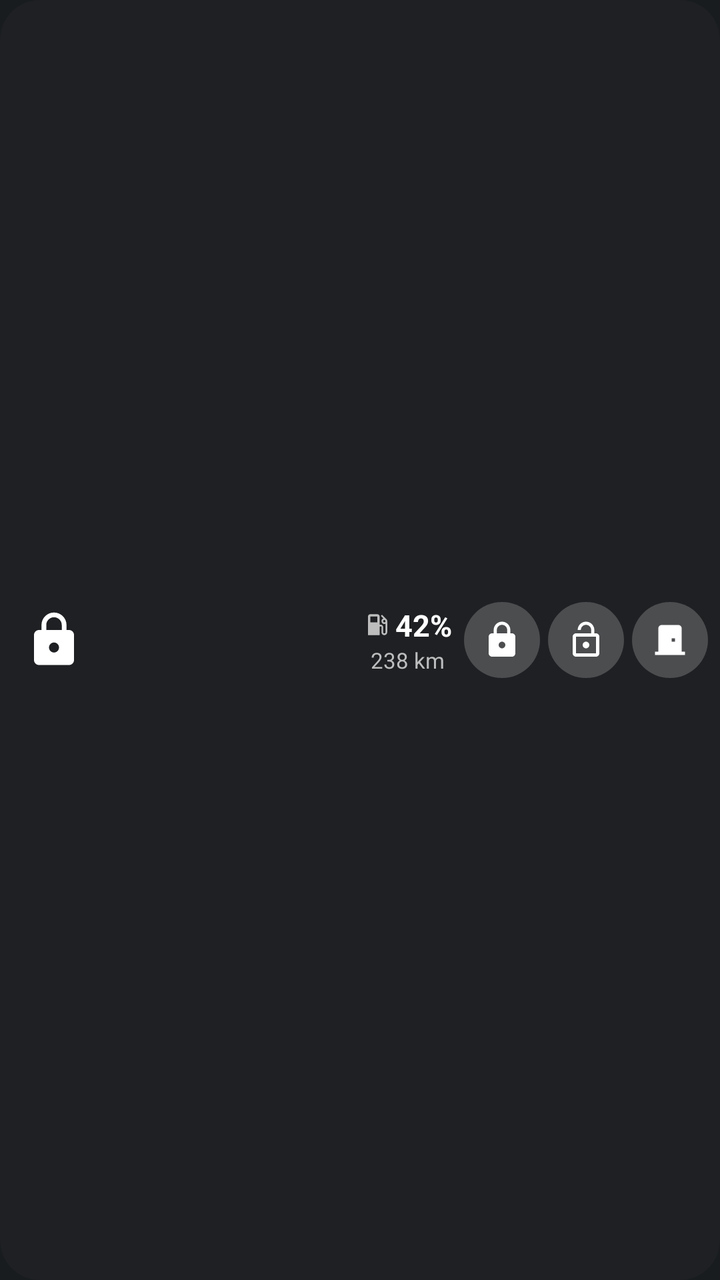
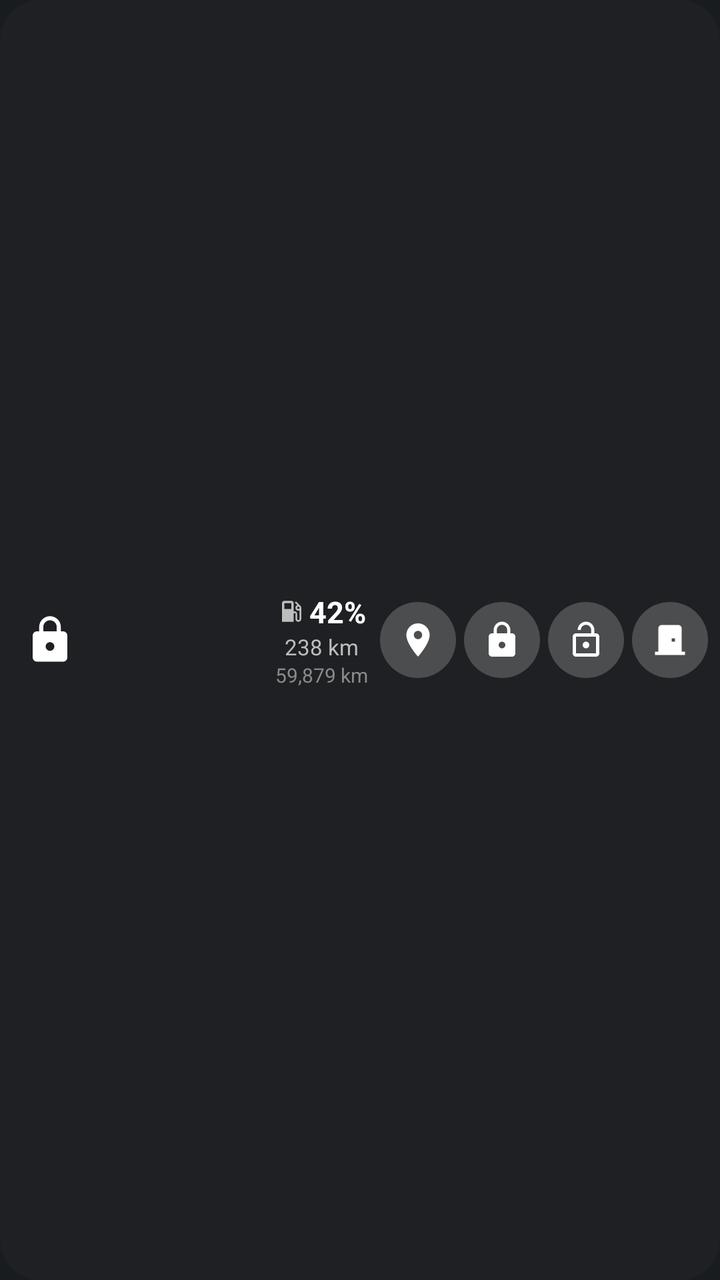

An Android layout rendered at two revisions. The XML below is the earlier revision; the diff shows what the commit changed to produce the second picture.
<!-- AndroidManifest.xml: application theme android:Theme.DeviceDefault -->
<!-- res/layout/widget_car.xml -->
<?xml version="1.0" encoding="utf-8"?>
<LinearLayout xmlns:android="http://schemas.android.com/apk/res/android"
    android:id="@android:id/background"
    android:layout_width="match_parent"
    android:layout_height="match_parent"
    android:background="@drawable/widget_bg"
    android:gravity="center_vertical"
    android:orientation="horizontal"
    android:paddingStart="12dp"
    android:paddingEnd="6dp">

    
    <LinearLayout
        android:id="@+id/status_area"
        android:layout_width="0dp"
        android:layout_height="match_parent"
        android:layout_weight="1"
        android:gravity="center_vertical"
        android:orientation="horizontal">

        <ImageView
            android:id="@+id/status_icon"
            android:layout_width="30dp"
            android:layout_height="30dp"
            android:src="@drawable/ic_lock" />

        <ImageView
            android:id="@+id/warn_icon"
            android:layout_width="18dp"
            android:layout_height="18dp"
            android:layout_marginStart="4dp"
            android:src="@drawable/ic_warning"
            android:visibility="gone" />

        <LinearLayout
            android:layout_width="match_parent"
            android:layout_height="wrap_content"
            android:layout_marginStart="8dp"
            android:orientation="vertical">

            <TextView
                android:id="@+id/status_sub"
                android:layout_width="match_parent"
                android:layout_height="wrap_content"
                android:ellipsize="end"
                android:maxLines="2"
                android:text=""
                android:textColor="#FF9800"
                android:textSize="12sp" />
        </LinearLayout>
    </LinearLayout>

    
    <LinearLayout
        android:id="@+id/fuel_area"
        android:layout_width="wrap_content"
        android:layout_height="match_parent"
        android:layout_marginEnd="6dp"
        android:gravity="center"
        android:orientation="vertical">

        <LinearLayout
            android:layout_width="wrap_content"
            android:layout_height="wrap_content"
            android:gravity="center_vertical"
            android:orientation="horizontal">

            <ImageView
                android:layout_width="14dp"
                android:layout_height="14dp"
                android:layout_marginEnd="2dp"
                android:src="@drawable/ic_fuel" />

            <TextView
                android:id="@+id/fuel"
                android:layout_width="wrap_content"
                android:layout_height="wrap_content"
                android:text="42%"
                android:textColor="#FFFFFF"
                android:textSize="15sp"
                android:textStyle="bold" />
        </LinearLayout>

        <TextView
            android:id="@+id/range"
            android:layout_width="wrap_content"
            android:layout_height="wrap_content"
            android:text="238 km"
            android:textColor="#BDBDBD"
            android:textSize="11sp" />
    </LinearLayout>

    <FrameLayout
        android:layout_width="38dp"
        android:layout_height="38dp"
        android:layout_marginEnd="4dp">

        <ImageButton
            android:id="@+id/btn_lock"
            android:layout_width="match_parent"
            android:layout_height="match_parent"
            android:background="@drawable/btn_ripple"
            android:contentDescription="Lock"
            android:padding="9dp"
            android:scaleType="fitCenter"
            android:src="@drawable/ic_lock" />

        <ProgressBar
            android:id="@+id/prog_lock"
            style="@android:style/Widget.Material.ProgressBar.Small"
            android:layout_width="24dp"
            android:layout_height="24dp"
            android:layout_gravity="center"
            android:indeterminate="true"
            android:indeterminateTint="#FFFFFF"
            android:visibility="gone" />
    </FrameLayout>

    <FrameLayout
        android:layout_width="38dp"
        android:layout_height="38dp"
        android:layout_marginEnd="4dp">

        <ImageButton
            android:id="@+id/btn_unlock"
            android:layout_width="match_parent"
            android:layout_height="match_parent"
            android:background="@drawable/btn_ripple"
            android:contentDescription="Unlock"
            android:padding="9dp"
            android:scaleType="fitCenter"
            android:src="@drawable/ic_lock_open" />

        <ProgressBar
            android:id="@+id/prog_unlock"
            style="@android:style/Widget.Material.ProgressBar.Small"
            android:layout_width="24dp"
            android:layout_height="24dp"
            android:layout_gravity="center"
            android:indeterminate="true"
            android:indeterminateTint="#FFFFFF"
            android:visibility="gone" />
    </FrameLayout>

    <FrameLayout
        android:layout_width="38dp"
        android:layout_height="38dp">

        <ImageButton
            android:id="@+id/btn_door"
            android:layout_width="match_parent"
            android:layout_height="match_parent"
            android:background="@drawable/btn_ripple"
            android:contentDescription="Open downstairs door"
            android:padding="9dp"
            android:scaleType="fitCenter"
            android:src="@drawable/ic_door" />

        <ProgressBar
            android:id="@+id/prog_door"
            style="@android:style/Widget.Material.ProgressBar.Small"
            android:layout_width="24dp"
            android:layout_height="24dp"
            android:layout_gravity="center"
            android:indeterminate="true"
            android:indeterminateTint="#FFFFFF"
            android:visibility="gone" />
    </FrameLayout>
</LinearLayout>
<!-- resources referenced by this layout -->
<resources>
  <!-- drawable btn_ripple (drawable) -->
  <?xml version="1.0" encoding="utf-8"?>
  <ripple xmlns:android="http://schemas.android.com/apk/res/android" android:color="#66FFFFFF">
      <item android:drawable="@drawable/btn_bg" />
  </ripple>
  <!-- drawable ic_door (drawable) -->
  <vector xmlns:android="http://schemas.android.com/apk/res/android"
      android:width="24dp" android:height="24dp" android:viewportWidth="24" android:viewportHeight="24">
      <path android:fillColor="#FFFFFFFF"
          android:pathData="M19,19V5c0,-1.1 -0.9,-2 -2,-2H7C5.9,3 5,3.9 5,5v14H3v2h18v-2H19zM15,13h-2v-2h2V13z" />
  </vector>
  <!-- drawable ic_fuel (drawable) -->
  <vector xmlns:android="http://schemas.android.com/apk/res/android"
      android:width="24dp" android:height="24dp" android:viewportWidth="24" android:viewportHeight="24">
      <path android:fillColor="#FFBDBDBD"
          android:pathData="M19.77,7.23l0.01,-0.01 -3.72,-3.72L15,4.56l2.11,2.11c-0.94,0.36 -1.61,1.26 -1.61,2.33 0,1.38 1.12,2.5 2.5,2.5 0.36,0 0.69,-0.08 1,-0.21v7.21c0,0.55 -0.45,1 -1,1s-1,-0.45 -1,-1V14c0,-1.1 -0.9,-2 -2,-2h-1V5c0,-1.1 -0.9,-2 -2,-2H6c-1.1,0 -2,0.9 -2,2v16h10v-7.5h1.5v5c0,1.38 1.12,2.5 2.5,2.5s2.5,-1.12 2.5,-2.5V9c0,-0.69 -0.28,-1.32 -0.73,-1.77zM12,10H6V5h6v5zM18,10c-0.55,0 -1,-0.45 -1,-1s0.45,-1 1,-1 1,0.45 1,1 -0.45,1 -1,1z" />
  </vector>
  <!-- drawable ic_lock (drawable) -->
  <vector xmlns:android="http://schemas.android.com/apk/res/android"
      android:width="24dp" android:height="24dp" android:viewportWidth="24" android:viewportHeight="24">
      <path android:fillColor="#FFFFFFFF"
          android:pathData="M18,8h-1V6c0,-2.76 -2.24,-5 -5,-5S7,3.24 7,6v2H6c-1.1,0 -2,0.9 -2,2v10c0,1.1 0.9,2 2,2h12c1.1,0 2,-0.9 2,-2V10c0,-1.1 -0.9,-2 -2,-2zM12,17c-1.1,0 -2,-0.9 -2,-2s0.9,-2 2,-2 2,0.9 2,2 -0.9,2 -2,2zM15.1,8H8.9V6c0,-1.71 1.39,-3.1 3.1,-3.1 1.71,0 3.1,1.39 3.1,3.1v2z" />
  </vector>
  <!-- drawable ic_lock_open (drawable) -->
  <vector xmlns:android="http://schemas.android.com/apk/res/android"
      android:width="24dp" android:height="24dp" android:viewportWidth="24" android:viewportHeight="24">
      <path android:fillColor="#FFFFFFFF"
          android:pathData="M12,17c1.1,0 2,-0.9 2,-2s-0.9,-2 -2,-2 -2,0.9 -2,2 0.9,2 2,2zM18,8h-1V6c0,-2.76 -2.24,-5 -5,-5S7,3.24 7,6h1.9c0,-1.71 1.39,-3.1 3.1,-3.1 1.71,0 3.1,1.39 3.1,3.1v2H6c-1.1,0 -2,0.9 -2,2v10c0,1.1 0.9,2 2,2h12c1.1,0 2,-0.9 2,-2V10c0,-1.1 -0.9,-2 -2,-2zM18,20H6V10h12v10z" />
  </vector>
  <!-- drawable ic_warning (drawable) -->
  <vector xmlns:android="http://schemas.android.com/apk/res/android"
      android:width="24dp" android:height="24dp" android:viewportWidth="24" android:viewportHeight="24">
      <path android:fillColor="#FFFF9800" android:pathData="M1,21h22L12,2 1,21zM13,18h-2v-2h2v2zM13,14h-2v-4h2v4z" />
  </vector>
  <!-- drawable widget_bg (drawable) -->
  <?xml version="1.0" encoding="utf-8"?>
  <shape xmlns:android="http://schemas.android.com/apk/res/android" android:shape="rectangle">
      <solid android:color="#E6202124" />
      <corners android:radius="20dp" />
  </shape>
  <!-- drawable btn_bg (drawable) -->
  <?xml version="1.0" encoding="utf-8"?>
  <shape xmlns:android="http://schemas.android.com/apk/res/android" android:shape="oval">
      <solid android:color="#33FFFFFF" />
  </shape>
</resources>

<!-- the commit's change to res/layout/widget_car.xml (unified diff, before → after) -->
@@ -19,9 +19,17 @@
         android:orientation="horizontal">
 
         <ImageView
+            android:id="@+id/car_img"
+            android:layout_width="52dp"
+            android:layout_height="34dp"
+            android:layout_marginEnd="6dp"
+            android:scaleType="fitCenter"
+            android:visibility="gone" />
+
+        <ImageView
             android:id="@+id/status_icon"
-            android:layout_width="30dp"
-            android:layout_height="30dp"
+            android:layout_width="26dp"
+            android:layout_height="26dp"
             android:src="@drawable/ic_lock" />
 
         <ImageView
@@ -88,7 +96,31 @@
             android:text="238 km"
             android:textColor="#BDBDBD"
             android:textSize="11sp" />
+
+        <TextView
+            android:id="@+id/odometer"
+            android:layout_width="wrap_content"
+            android:layout_height="wrap_content"
+            android:text="59,879 km"
+            android:textColor="#8A8A8A"
+            android:textSize="10sp" />
     </LinearLayout>
+
+    <FrameLayout
+        android:layout_width="38dp"
+        android:layout_height="38dp"
+        android:layout_marginEnd="4dp">
+
+        <ImageButton
+            android:id="@+id/btn_map"
+            android:layout_width="match_parent"
+            android:layout_height="match_parent"
+            android:background="@drawable/btn_ripple"
+            android:contentDescription="Show car location"
+            android:padding="9dp"
+            android:scaleType="fitCenter"
+            android:src="@drawable/ic_map" />
+    </FrameLayout>
 
     <FrameLayout
         android:layout_width="38dp"
<!-- resource entries referenced after the edit -->
@@ -29,6 +29,12 @@
       <path android:fillColor="#FFFFFFFF"
           android:pathData="M12,17c1.1,0 2,-0.9 2,-2s-0.9,-2 -2,-2 -2,0.9 -2,2 0.9,2 2,2zM18,8h-1V6c0,-2.76 -2.24,-5 -5,-5S7,3.24 7,6h1.9c0,-1.71 1.39,-3.1 3.1,-3.1 1.71,0 3.1,1.39 3.1,3.1v2H6c-1.1,0 -2,0.9 -2,2v10c0,1.1 0.9,2 2,2h12c1.1,0 2,-0.9 2,-2V10c0,-1.1 -0.9,-2 -2,-2zM18,20H6V10h12v10z" />
   </vector>
+  <!-- drawable ic_map (drawable) -->
+  <vector xmlns:android="http://schemas.android.com/apk/res/android"
+      android:width="24dp" android:height="24dp" android:viewportWidth="24" android:viewportHeight="24">
+      <path android:fillColor="#FFFFFFFF"
+          android:pathData="M12,2C8.13,2 5,5.13 5,9c0,5.25 7,13 7,13s7,-7.75 7,-13c0,-3.87 -3.13,-7 -7,-7zM12,11.5c-1.38,0 -2.5,-1.12 -2.5,-2.5s1.12,-2.5 2.5,-2.5 2.5,1.12 2.5,2.5 -1.12,2.5 -2.5,2.5z" />
+  </vector>
   <!-- drawable ic_warning (drawable) -->
   <vector xmlns:android="http://schemas.android.com/apk/res/android"
       android:width="24dp" android:height="24dp" android:viewportWidth="24" android:viewportHeight="24">
